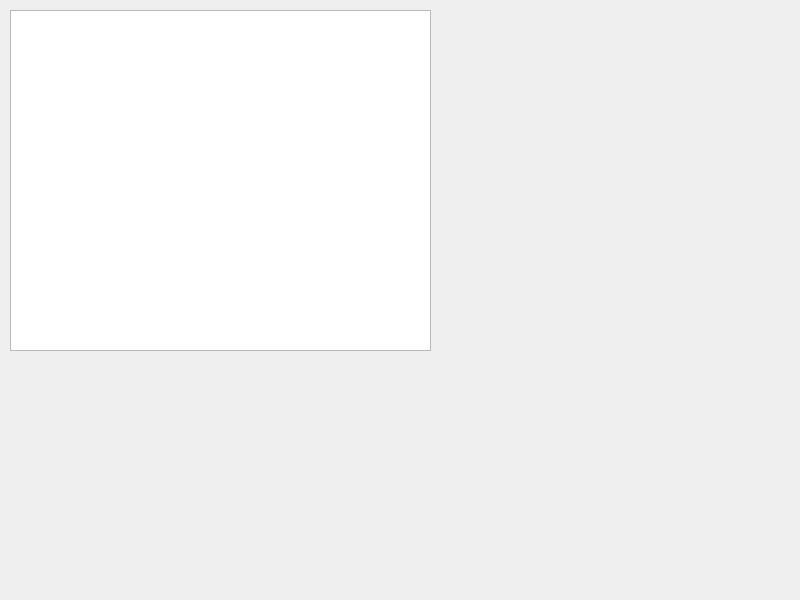
This is FmtLib/src/widgets/editcontent/import/mapfieldspage.ui in Smitt64/WorkFMT as Qt 5 draws it before an edit. The edited form follows.
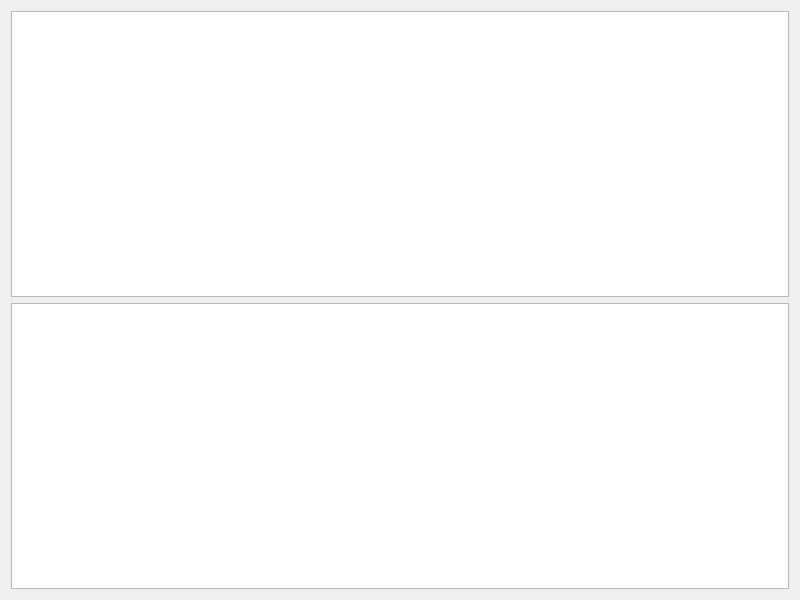
This is the edited form.

Diff of the .ui file:
```diff
--- a/FmtLib/src/widgets/editcontent/import/mapfieldspage.ui
+++ b/FmtLib/src/widgets/editcontent/import/mapfieldspage.ui
@@ -19,16 +19,18 @@
   <property name="windowTitle">
    <string>WizardPage</string>
   </property>
-  <widget class="QTableView" name="tableView">
-   <property name="geometry">
-    <rect>
-     <x>10</x>
-     <y>10</y>
-     <width>421</width>
-     <height>341</height>
-    </rect>
-   </property>
-  </widget>
+  <layout class="QVBoxLayout" name="verticalLayout">
+   <item>
+    <widget class="QTableView" name="tableView"/>
+   </item>
+   <item>
+    <widget class="QTableView" name="tableView_2">
+     <property name="editTriggers">
+      <set>QAbstractItemView::NoEditTriggers</set>
+     </property>
+    </widget>
+   </item>
+  </layout>
  </widget>
  <resources/>
  <connections/>
```
